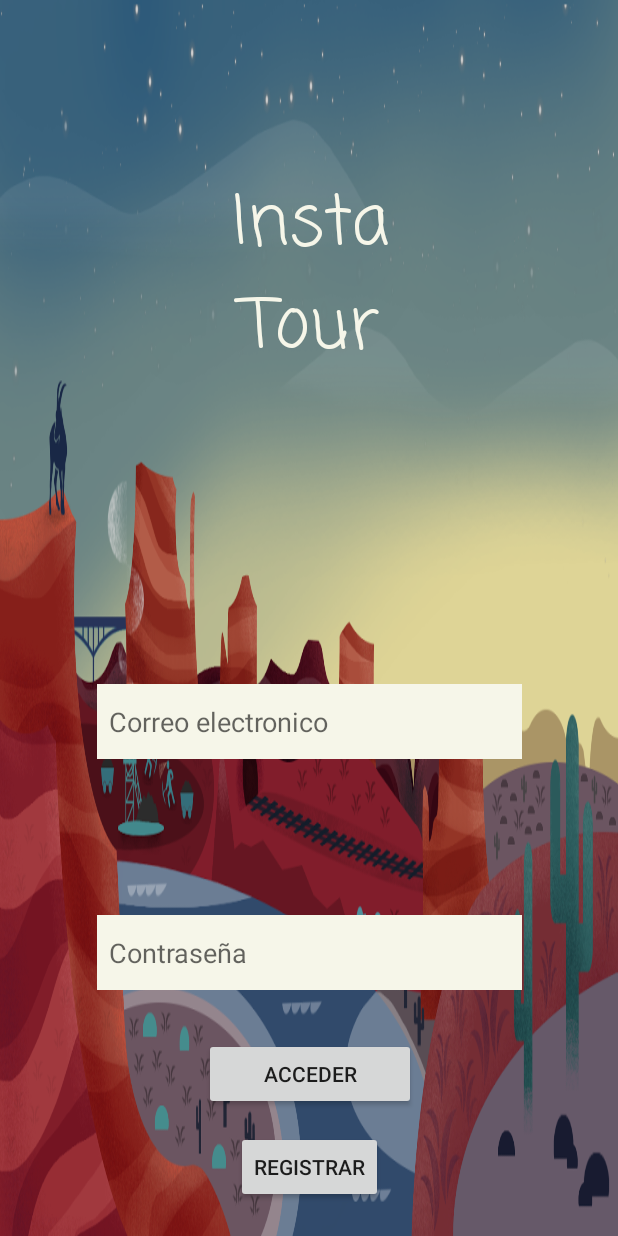
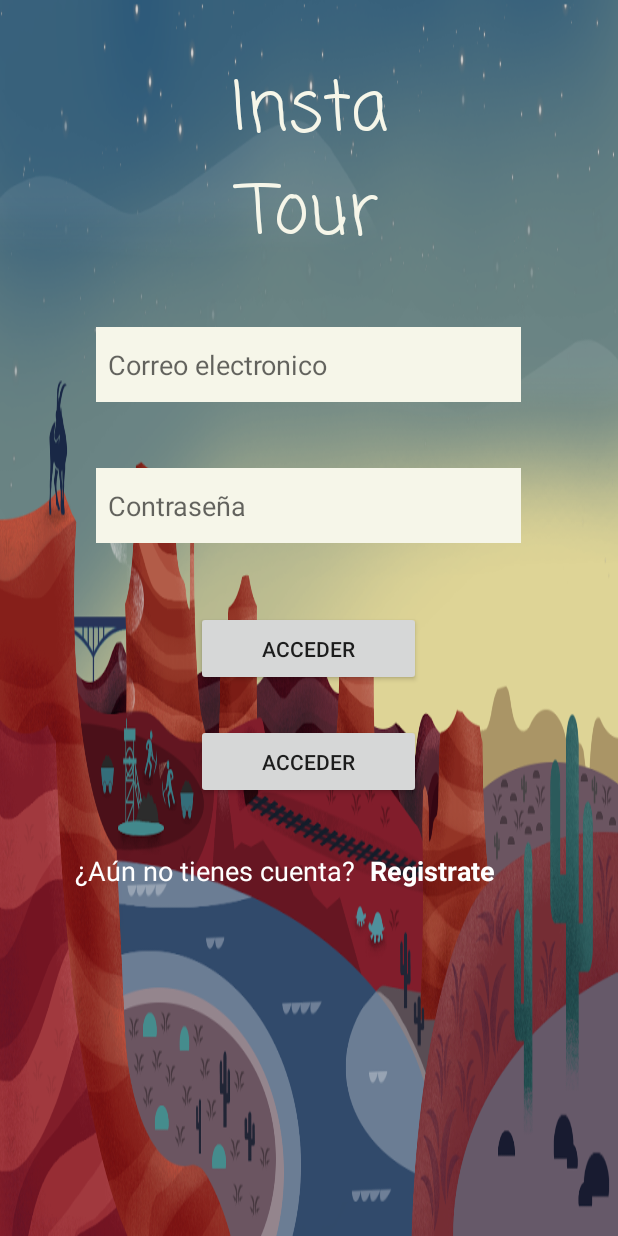
Before and after one commit to XeresRed/ProyectoDM, an Android app: the screen it shows after launch (MainActivity), on a phone screen of 412 x 824 dp. Run offline under Robolectric (Android 15) with nearby library versions, the phone set to English and light mode, and no system bars.

Commit message:
se modifico la interfaz de login

```diff
--- a/InstaTour/app/src/main/java/xred/android/juancamilo/instatour/MainActivity.java
+++ b/InstaTour/app/src/main/java/xred/android/juancamilo/instatour/MainActivity.java
@@ -7,6 +7,7 @@ import android.os.Bundle;
 import android.view.View;
 import android.widget.Button;
 import android.widget.EditText;
+import android.widget.TextView;
 import android.widget.Toast;
 import android.support.v7.widget.Toolbar;
 import xred.android.juancamilo.instatour.Modelos.Administrador;
@@ -17,7 +18,7 @@ public class MainActivity extends AppCompatActivity {
     EditText identificacion;
     EditText Contraseña;
     Button btnIngresa;
-    Button btnRegistro;
+    TextView btnRegistro;
 
 
 
@@ -31,7 +32,7 @@ public class MainActivity extends AppCompatActivity {
         identificacion = findViewById(R.id.editCorreo);
         Contraseña = findViewById(R.id.editContraseña);
         btnIngresa = findViewById(R.id.button);
-        btnRegistro = findViewById(R.id.button2);
+        btnRegistro = findViewById(R.id.textViewReg);
 
         btnIngresa.setOnClickListener(new View.OnClickListener() {
             @Override
@@ -59,6 +60,7 @@ public class MainActivity extends AppCompatActivity {
                 startActivity(i);
             }
         });
+
     }
 
 }
--- /dev/null
+++ b/InstaTour/app/src/main/res/drawable/splash_fondo.xml
@@ -0,0 +1,9 @@
+<?xml version="1.0" encoding="utf-8"?>
+<shape xmlns:android="http://schemas.android.com/apk/res/android">
+    <gradient
+        android:startColor="#f5f5f5"
+
+        android:endColor="#fff"
+        android:angle="90"
+        android:type="linear"/>
+</shape>
--- a/InstaTour/app/src/main/res/layout/activity_main.xml
+++ b/InstaTour/app/src/main/res/layout/activity_main.xml
@@ -1,106 +1,126 @@
 <?xml version="1.0" encoding="utf-8"?>
-<android.support.constraint.ConstraintLayout xmlns:android="http://schemas.android.com/apk/res/android"
+<LinearLayout xmlns:android="http://schemas.android.com/apk/res/android"
     xmlns:app="http://schemas.android.com/apk/res-auto"
     xmlns:tools="http://schemas.android.com/tools"
     android:layout_width="match_parent"
     android:layout_height="match_parent"
+    android:background="@drawable/canyonsdawn"
+
     tools:context=".MainActivity"
-    android:background="@drawable/canyonsdawn">
+    android:orientation="vertical">
 
+    <TextView
+        android:id="@+id/textView2"
+        android:layout_width="193dp"
+        android:layout_height="130dp"
+        android:layout_gravity="center"
+        android:layout_marginEnd="8dp"
+        android:layout_marginStart="8dp"
+        android:layout_marginTop="40dp"
+        android:fontFamily="casual"
+        android:text="Insta Tour"
+        android:textAlignment="center"
+        android:textColor="#f6f6e9"
+        android:textSize="45sp"
+        app:layout_constraintEnd_toEndOf="parent"
+        app:layout_constraintHorizontal_bias="0.502"
+        app:layout_constraintStart_toStartOf="parent"
+        app:layout_constraintTop_toTopOf="parent" />
 
     <EditText
         android:id="@+id/editCorreo"
         android:layout_width="283dp"
         android:layout_height="50dp"
-        android:layout_alignParentTop="true"
-        android:layout_centerHorizontal="true"
-        android:layout_marginBottom="8dp"
+        android:layout_gravity="center"
         android:layout_marginEnd="8dp"
         android:layout_marginStart="8dp"
-        android:layout_marginTop="8dp"
-        android:autoText="true"
+        android:layout_marginTop="48dp"
         android:background="#f6f6e9"
         android:ems="10"
         android:hint="Correo electronico"
         android:inputType="textEmailAddress"
-        android:paddingLeft="8dp"
-        app:layout_constraintBottom_toTopOf="@+id/editContraseña"
-        app:layout_constraintEnd_toEndOf="parent"
-        app:layout_constraintHorizontal_bias="0.505"
-        app:layout_constraintStart_toStartOf="parent"
-        app:layout_constraintTop_toTopOf="parent"
-        app:layout_constraintVertical_bias="0.824" />
+        android:paddingLeft="8dp" />
 
     <EditText
         android:id="@+id/editContraseña"
         android:layout_width="283dp"
         android:layout_height="50dp"
-        android:layout_above="@id/editCorreo"
-        android:layout_alignParentBottom="true"
-        android:layout_centerHorizontal="true"
-        android:layout_marginBottom="32dp"
+        android:layout_gravity="center"
         android:layout_marginEnd="8dp"
         android:layout_marginStart="8dp"
+        android:layout_marginTop="44dp"
         android:background="#f6f6e9"
         android:ems="10"
         android:hint="@string/contraseña"
         android:inputType="textPassword"
         android:paddingLeft="8dp"
-        app:layout_constraintBottom_toTopOf="@+id/button"
         app:layout_constraintEnd_toEndOf="parent"
         app:layout_constraintHorizontal_bias="0.505"
-        app:layout_constraintStart_toStartOf="parent" />
+        app:layout_constraintStart_toStartOf="parent"
+        app:layout_constraintTop_toBottomOf="@+id/editCorreo"
+        tools:ignore="MissingConstraints" />
 
     <Button
         android:id="@+id/button"
-        android:layout_width="141dp"
-        android:layout_height="wrap_content"
-        android:layout_alignParentBottom="true"
-        android:layout_centerHorizontal="true"
-        android:layout_marginBottom="84dp"
-        android:layout_marginEnd="8dp"
-        android:layout_marginStart="8dp"
+        android:layout_width="150dp"
+        android:layout_height="50dp"
+        android:layout_gravity="center"
+        android:layout_marginTop="45dp"
+        android:shadowColor="@color/icons"
         android:text="Acceder"
+        app:layout_constraintBottom_toTopOf="@+id/textView3"
+        app:layout_constraintEnd_toEndOf="parent"
+        app:layout_constraintHorizontal_bias="0.497"
+        app:layout_constraintStart_toStartOf="parent"
+        app:layout_constraintTop_toBottomOf="@+id/editContraseña"
+        app:layout_constraintVertical_bias="0.495" />
+
+    <Button
+        android:id="@+id/buttonr"
+        android:layout_width="150dp"
+        android:layout_height="50dp"
+        android:layout_gravity="center"
+        android:layout_marginTop="25dp"
+        android:layout_marginBottom="35dp"
+        android:shadowColor="@color/icons"
+        android:text="Acceder"
+        app:layout_constraintBottom_toTopOf="@+id/textView3"
+        app:layout_constraintEnd_toEndOf="parent"
+        app:layout_constraintHorizontal_bias="0.497"
+        app:layout_constraintStart_toStartOf="parent"
+        app:layout_constraintTop_toBottomOf="@+id/editContraseña"
+        app:layout_constraintVertical_bias="0.495" />
+
+    <LinearLayout
+        android:layout_width="match_parent"
+        android:layout_height="match_parent"
+        android:layout_gravity="center"
+        android:orientation="horizontal">
+    <TextView
+        android:id="@+id/textView3"
+        android:layout_width="wrap_content"
+        android:layout_height="29dp"
+        android:layout_marginStart="50sp"
+        android:text="¿Aún no tienes cuenta?"
+
+        android:textColor="#fff"
+        android:textSize="18sp"
         app:layout_constraintBottom_toBottomOf="parent"
-        app:layout_constraintEnd_toEndOf="parent"
-        app:layout_constraintHorizontal_bias="0.502"
+        app:layout_constraintEnd_toStartOf="@+id/textView5"
+        app:layout_constraintHorizontal_bias="1.0"
         app:layout_constraintStart_toStartOf="parent" />
 
     <TextView
-        android:id="@+id/textView2"
-        android:layout_width="193dp"
-        android:layout_height="135dp"
-        android:layout_alignParentTop="true"
-        android:layout_centerHorizontal="true"
-        android:layout_marginBottom="8dp"
-        android:layout_marginEnd="8dp"
-        android:layout_marginStart="8dp"
-        android:layout_marginTop="8dp"
-        android:fontFamily="casual"
-        android:text="Insta Tour"
-        android:textAlignment="center"
-        android:textColor="#f6f6e9"
-        android:textSize="45dp"
-        app:layout_constraintBottom_toTopOf="@+id/editCorreo"
-        app:layout_constraintEnd_toEndOf="parent"
-        app:layout_constraintHorizontal_bias="0.502"
-        app:layout_constraintStart_toStartOf="parent"
-        app:layout_constraintTop_toTopOf="parent"
-        app:layout_constraintVertical_bias="0.354" />
+        android:id="@+id/textViewReg"
+        android:layout_width="wrap_content"
+        android:layout_height="29sp"
+        android:layout_marginStart="10sp"
+        android:text="Registrate"
+        android:textColor="#fff"
+        android:textSize="18sp"
+        android:textStyle="bold" />
 
-    <Button
-        android:id="@+id/button2"
-        android:layout_width="wrap_content"
-        android:layout_height="wrap_content"
-        android:layout_marginBottom="16dp"
-        android:layout_marginEnd="8dp"
-        android:layout_marginStart="8dp"
-        android:layout_marginTop="8dp"
-        android:text="Registrar"
-        app:layout_constraintBottom_toBottomOf="parent"
-        app:layout_constraintEnd_toEndOf="parent"
-        app:layout_constraintStart_toStartOf="parent"
-        app:layout_constraintTop_toBottomOf="@+id/button" />
+    </LinearLayout>
 
 
-</android.support.constraint.ConstraintLayout>
+</LinearLayout>
--- a/InstaTour/app/src/main/res/layout/activity_splash_screen.xml
+++ b/InstaTour/app/src/main/res/layout/activity_splash_screen.xml
@@ -4,7 +4,7 @@
     xmlns:tools="http://schemas.android.com/tools"
     android:layout_width="match_parent"
     android:layout_height="match_parent"
-    android:background="#ffff"
+    android:background="@drawable/splash_fondo"
     tools:context=".SplashScreen">
 
     <LinearLayout
@@ -18,7 +18,7 @@
             android:layout_width="200dp"
             android:layout_height="100dp"
             android:textAlignment="center"
-            android:textColor="@color/primary_text"
+            android:textColor="#000"
             android:textStyle="bold"
             android:layout_gravity="center"
             android:gravity="center"
@@ -37,7 +37,7 @@
             android:layout_width="200dp"
             android:layout_height="100dp"
             android:textAlignment="center"
-            android:textColor="@color/primary_text"
+            android:textColor="#000"
             android:textStyle="bold"
             android:layout_gravity="center"
             android:gravity="center"
```
